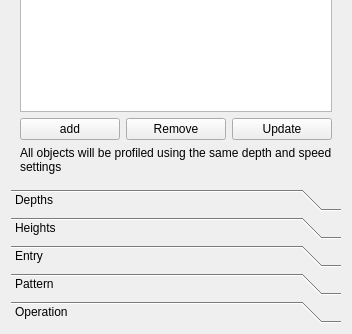
Above: src/Mod/Path/Gui/PocketEdit.ui from berndhahnebach/All_FreeCAD before the change; both pictures show x 0 to 352 and y 191 to 525 of the 352 by 525 pixel window. Below: the same form after it.
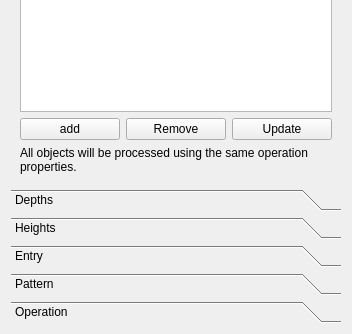
That is the form after the change. Icons and pictures are not drawn. Custom widgets are drawn as their Qt base class.

Commit message: First try at a remote operation.

Patch:
```diff
--- a/src/Mod/Path/Gui/PocketEdit.ui
+++ b/src/Mod/Path/Gui/PocketEdit.ui
@@ -94,7 +94,7 @@
        <item row="2" column="0" colspan="3">
         <widget class="QLabel" name="label">
          <property name="text">
-          <string>All objects will be profiled using the same depth and speed settings</string>
+          <string>All objects will be processed using the same operation properties.</string>
          </property>
          <property name="textFormat">
           <enum>Qt::AutoText</enum>
```
The commit also changes 5 other files.
